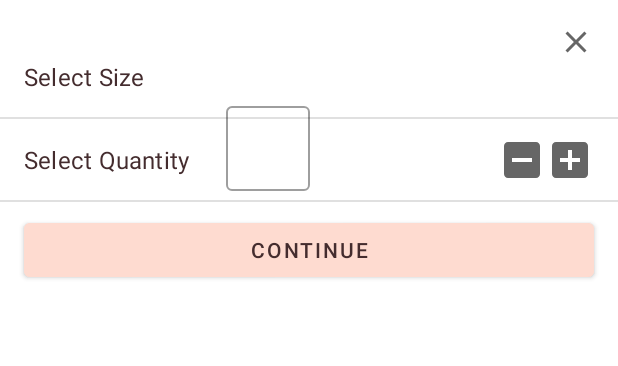
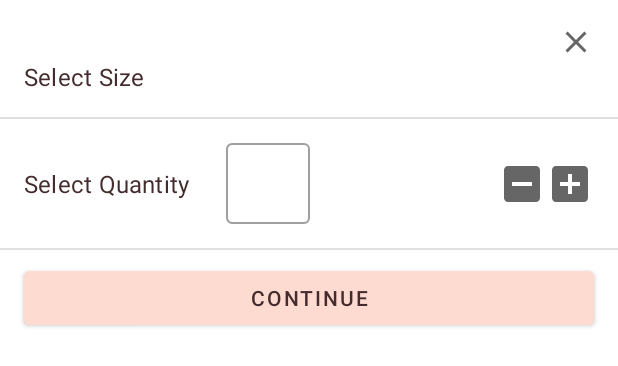
Before and after one commit to zaidyahya/NewApp, an Android app: the layout dialog_bottom_add_to_cart.xml on its own in the app's theme, with its tools: preview values and no code run, on a phone screen of 412 x 824 dp. Shown: the top 366 px of the screen. Run offline under Robolectric (Android 15) with nearby library versions, the phone set to English and light mode, and no system bars.

Commit message:
Modify Dialogs fixed.

```diff
--- a/app/src/main/java/com/example/theapp/ui/checkout/shoppingcart/fragment/ModifyProductBottomDialog.kt
+++ b/app/src/main/java/com/example/theapp/ui/checkout/shoppingcart/fragment/ModifyProductBottomDialog.kt
@@ -67,6 +67,7 @@ class ModifyProductBottomDialog(
             buttonContinue.setOnClickListener {
                 val quantity: Int = textInputLayoutQuantityValue.text.toString().toInt()
                 if(quantity == 0) {
+                    textInputLayoutQuantity.isErrorEnabled = true
                     textInputLayoutQuantity.error = "Please add a quantity"
                 } else {
                     val selectedSize: String = autoCompleteTextView?.text.toString()
--- a/app/src/main/res/layout/dialog_bottom_add_to_cart.xml
+++ b/app/src/main/res/layout/dialog_bottom_add_to_cart.xml
@@ -103,6 +103,8 @@
         android:id="@+id/text_view_select_quantity"
         android:layout_width="wrap_content"
         android:layout_height="wrap_content"
+        android:paddingTop="@dimen/margin_medium"
+        android:paddingBottom="@dimen/margin_medium"
         app:layout_constraintStart_toStartOf="@id/guideline_left"
         app:layout_constraintTop_toBottomOf="@id/margin_horizontal_2"
         android:text="Select Quantity"
@@ -111,18 +113,18 @@
     <com.google.android.material.textfield.TextInputLayout
         android:id="@+id/text_input_layout_quantity"
         android:layout_width="wrap_content"
-        android:layout_height="wrap_content"
+        android:layout_height="0dp"
         app:layout_constraintStart_toEndOf="@id/text_view_select_quantity"
-        app:layout_constraintTop_toBottomOf="@id/margin_horizontal_2"
-        app:layout_constraintBottom_toTopOf="@id/margin_horizontal_3"
+        app:layout_constraintTop_toTopOf="@id/text_view_select_quantity"
+        app:layout_constraintBottom_toBottomOf="@id/text_view_select_quantity"
         android:layout_marginStart="24dp"
         style="@style/Widget.MaterialComponents.TextInputLayout.OutlinedBox"
-        app:errorEnabled="true">
+        app:hintEnabled="false" >
 
         <com.google.android.material.textfield.TextInputEditText
             android:id="@+id/text_input_layout_quantity_value"
-            android:layout_width="wrap_content"
-            android:layout_height="wrap_content"
+            android:layout_width="match_parent"
+            android:layout_height="match_parent"
             android:gravity="center"
             android:clickable="false"
             android:focusable="false"
```
